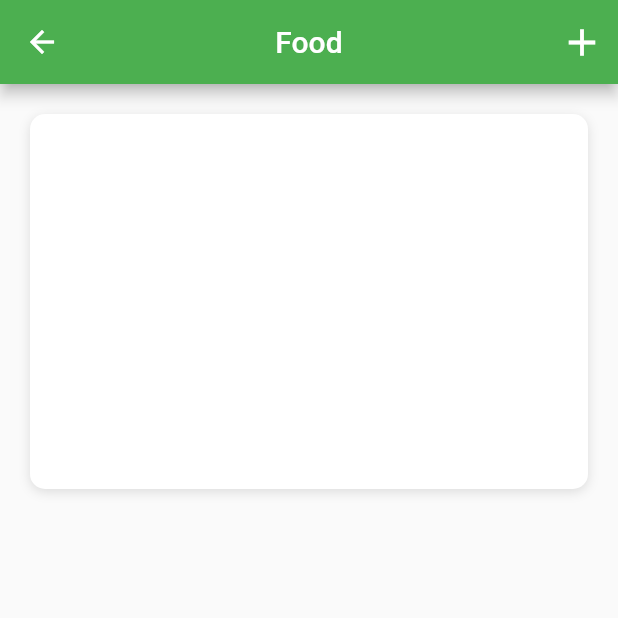
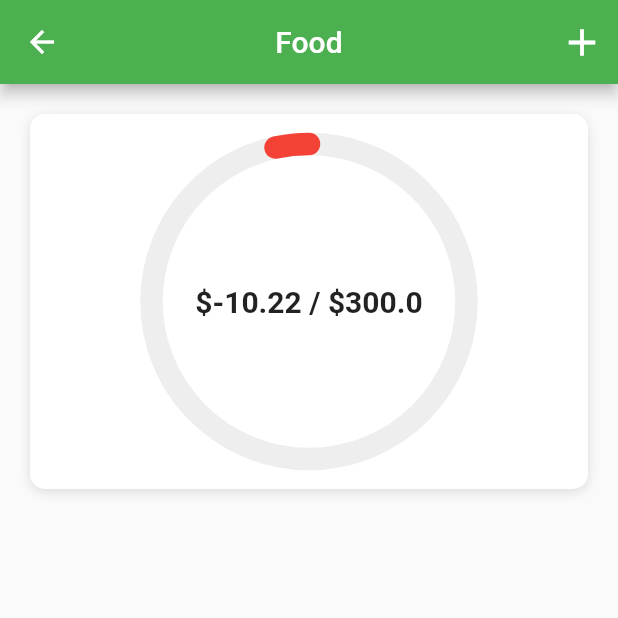
Before and after one commit to fabuloussTeam/Litle_budget_ui, a Flutter app: the screen it shows after launch, after a tap on "Food", on a phone screen of 412 x 824 dp, the top half of it. Run offline on Flutter 3.47's test engine with Material 2 defaults, Android fonts, the phone set to English and light mode, and no system bars.

Commit message:
construction du cercle de progression : Custom Painter

```diff
--- a/lib/data/data.dart
+++ b/lib/data/data.dart
@@ -28,10 +28,12 @@ _generateExpenses() {
 }
 
 List<Category> categories = [
-  Category(name: 'Food', maxAmount: 100, expenses: _generateExpenses()),
-  Category(name: 'Clothing', maxAmount: 130, expenses: _generateExpenses()),
-  Category(name: 'Utilities', maxAmount: 100, expenses: _generateExpenses()),
-  Category(name: 'Entertainment', maxAmount: 150, expenses: _generateExpenses()),
-  Category(name: 'Transportation', maxAmount: 100, expenses: _generateExpenses()),
-  Category(name: 'Housing', maxAmount: 700, expenses: _generateExpenses()),
+  Category(name: 'Food', maxAmount: 300, expenses: _generateExpenses()),
+  Category(name: 'Clothing', maxAmount: 500, expenses: _generateExpenses()),
+  Category(name: 'Utilities', maxAmount: 600, expenses: _generateExpenses()),
+  Category(
+      name: 'Entertainment', maxAmount: 330, expenses: _generateExpenses()),
+  Category(
+      name: 'Transportation', maxAmount: 500, expenses: _generateExpenses()),
+  Category(name: 'Housing', maxAmount: 1000, expenses: _generateExpenses()),
 ];
--- a/lib/screens/category_screen.dart
+++ b/lib/screens/category_screen.dart
@@ -1,5 +1,8 @@
 import 'package:flutter/material.dart';
+import 'package:flutter_budget_ui/helpers/color_helper.dart';
 import 'package:flutter_budget_ui/models/category_model.dart';
+import 'package:flutter_budget_ui/models/expense_model.dart';
+import 'package:flutter_budget_ui/widgets/radial_painter.dart';
 
 class CategoryScreen extends StatefulWidget {
   final Category category;
@@ -14,7 +17,14 @@ class _CategoryScreenState extends State<CategoryScreen> {
 
   @override
   Widget build(BuildContext context) {
-    // TODO: implement build
+
+    double tatalAmountSpent = 0;
+    widget.category.expenses.forEach((Expense expense){
+      tatalAmountSpent += expense.cost;
+    });
+    final double amountLeft = widget.category.maxAmount - tatalAmountSpent;
+    final double percent = amountLeft / widget.category.maxAmount;
+
     return Scaffold(
       appBar: AppBar(
         title: Text(widget.category.name),
@@ -45,6 +55,25 @@ class _CategoryScreenState extends State<CategoryScreen> {
                     )
                     ]
                 ),
+                child: CustomPaint(
+                    foregroundPainter: RadialPainter(
+                        bgColor: Colors.grey[200],
+                        lineColor: getColor(context, percent),
+                        percent: percent,
+                        width: 15.0
+                    ),
+                    child: Center(
+                      child: Text(
+                          '\$${amountLeft.toStringAsFixed(2)} / \$${widget.category.maxAmount}',
+                          style: TextStyle(
+                              fontWeight: FontWeight.w600,
+                              fontSize: 20.0
+                          )
+                      ),
+                    ),
+                )
+
+
             )
           ],
         ),
--- /dev/null
+++ b/lib/widgets/radial_painter.dart
@@ -0,0 +1,50 @@
+import 'dart:math';
+
+import 'package:flutter/material.dart';
+
+class RadialPainter extends CustomPainter {
+
+  final Color bgColor;
+  final Color lineColor;
+  final double percent;
+  final double width;
+
+  RadialPainter({this.bgColor, this.lineColor, this.percent, this.width});
+
+  @override
+  void paint(Canvas canvas, Size size) {
+    Paint bgLine = Paint() // bgLine ci retourne la ligne de fond grise
+      ..color = bgColor
+      ..strokeCap = StrokeCap.round
+      ..style = PaintingStyle.stroke
+      ..strokeWidth = width;
+
+    Paint completeLine = Paint()
+      ..color = lineColor
+      ..strokeCap = StrokeCap.round
+      ..style = PaintingStyle.stroke
+      ..strokeWidth = width;
+
+    Offset center = Offset(size.width / 2, size.height / 2);
+    double radius = min(size.width / 2, size.height / 2);
+    canvas.drawCircle(center, radius, bgLine); //Fin du cercle gris
+
+    // Dessin de l'arc de cercle interieur
+    double sweepAngle = 2 * pi * percent;
+    canvas.drawArc(
+        Rect.fromCircle(center: center, radius: radius),
+        -pi / 2,
+        sweepAngle,
+        false,
+        completeLine
+    );
+
+
+  }
+
+  @override
+  bool shouldRepaint(CustomPainter oldDelegate) {
+    return true;
+  }
+
+}
```
Lines whose indentation alone changed are shown as unchanged.
